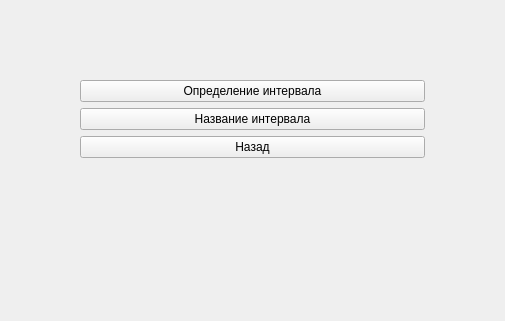
This is src/gui/blocks/intervalblockwidget.ui in TFed555/music_trainer as Qt 5 draws it before an edit; both pictures show x 186 to 691 and y 0 to 321 of the 1000 by 700 pixel window. The edited form follows.
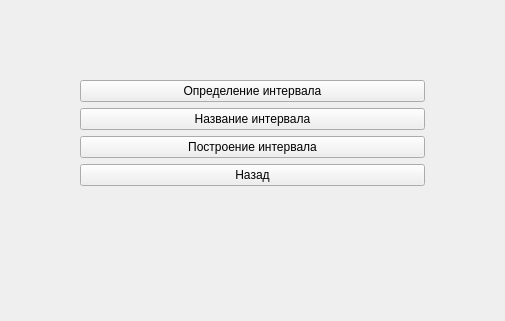
This is the edited form.

Commit message: fixed bug with parent objects and added exercise interval build

Diff of the .ui file:
```diff
--- a/src/gui/blocks/intervalblockwidget.ui
+++ b/src/gui/blocks/intervalblockwidget.ui
@@ -23,7 +23,7 @@
     </rect>
    </property>
    <layout class="QFormLayout" name="formLayout">
-    <item row="2" column="1">
+    <item row="3" column="1">
      <widget class="QPushButton" name="backBtn">
       <property name="text">
        <string>Назад</string>
@@ -44,6 +44,13 @@
       </property>
      </widget>
     </item>
+    <item row="2" column="1">
+     <widget class="QPushButton" name="exercise3Btn">
+      <property name="text">
+       <string>Построение интервала</string>
+      </property>
+     </widget>
+    </item>
    </layout>
   </widget>
  </widget>
```
The commit also changes 27 other files.
